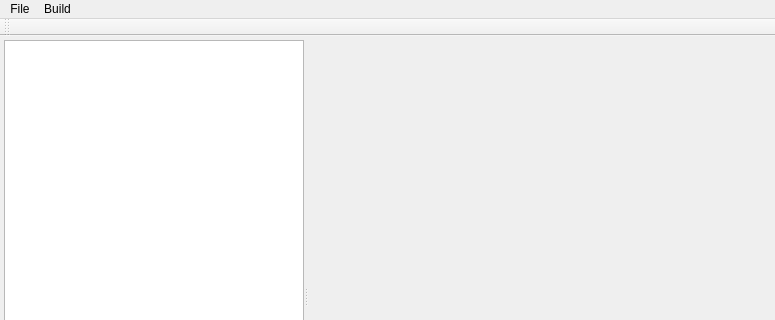
First picture: the form in main_window.ui, repository h13i32maru/navyjs-legacy2, before the edit; both pictures show x 0 to 775 and y 0 to 320 of the 775 by 578 pixel window.
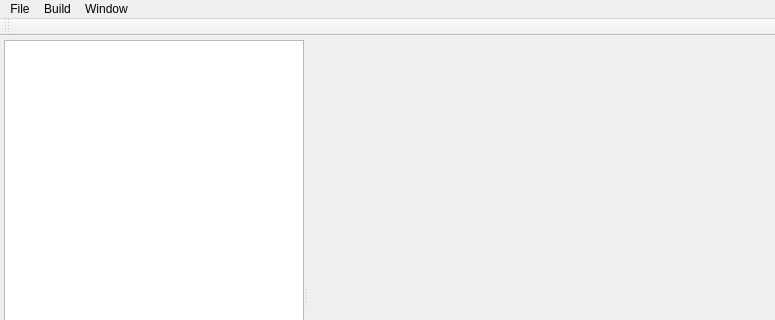
Second picture: the form after the edit. Custom widgets are drawn as their Qt base class.

Commit message: cmd + wでタブを閉じれるようにした

Diff of the .ui file:
```diff
--- a/main_window.ui
+++ b/main_window.ui
@@ -124,8 +124,15 @@
     </property>
     <addaction name="actionExec"/>
    </widget>
+   <widget class="QMenu" name="menuWindow">
+    <property name="title">
+     <string>Window</string>
+    </property>
+    <addaction name="actionCloseTab"/>
+   </widget>
    <addaction name="menu"/>
    <addaction name="menuBuild"/>
+   <addaction name="menuWindow"/>
   </widget>
   <widget class="QToolBar" name="mainToolBar">
    <attribute name="toolBarArea">
```
Left out of the diff: 8 changed lines with no effect on the pictures. The commit also changes 2 other files.
